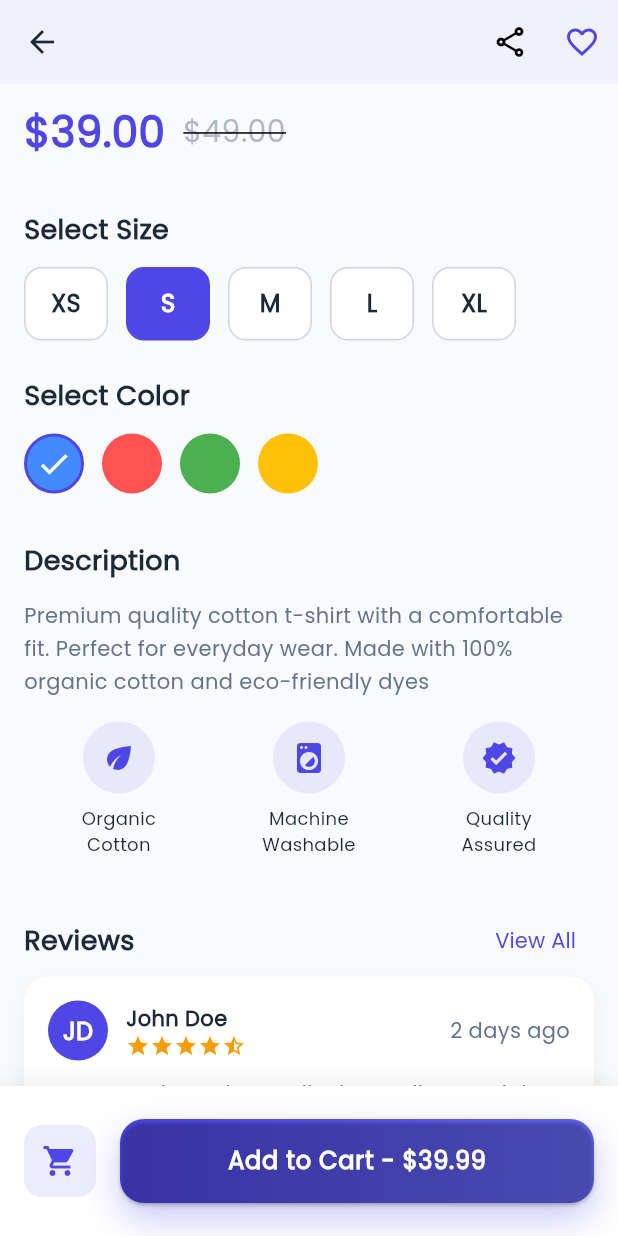
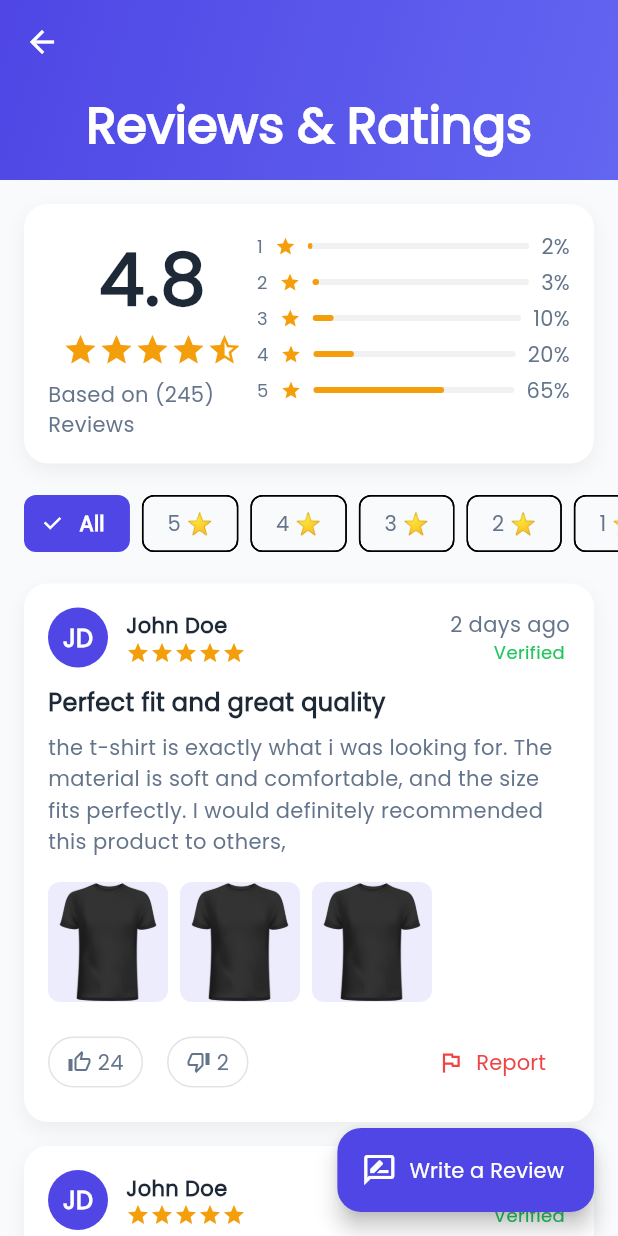
Before and after one commit to Ahmed02032006/Flutter-Ecommerce-App, a Flutter app: the ProductDetailsScreen screen opened directly, scrolled down 576 dp, after a tap on "View All", on a phone screen of 412 x 824 dp. Run offline on Flutter 3.47's test engine with Material 3 defaults, Android fonts, the phone set to English and light mode, and no system bars.

Commit message:
Ratings and Review Screen - 04/04/2025

```diff
--- a/flutter_application_1/analysis_options.yaml
+++ b/flutter_application_1/analysis_options.yaml
@@ -7,6 +7,9 @@
 
 # The following line activates a set of recommended lints for Flutter apps,
 # packages, and plugins designed to encourage good coding practices.
+analyzer:
+  errors:
+    deprecated_member_use: ignore
 include: package:flutter_lints/flutter.yaml
 
 linter:
--- a/flutter_application_1/lib/screens/categories_screen.dart
+++ b/flutter_application_1/lib/screens/categories_screen.dart
@@ -9,7 +9,7 @@ class CategoriesScreen extends StatefulWidget {
 }
 
 class _CategoriesScreenState extends State<CategoriesScreen> {
-  final subcategories = [
+  final List<Map<String, dynamic>> subcategories = [
     {'icon': Icons.checkroom_outlined, 'name': 'Clothing'},
     {'icon': Icons.watch_outlined, 'name': 'Accessories'},
     {'icon': Icons.shopping_bag_outlined, 'name': 'Bags'},
@@ -53,9 +53,12 @@ class _CategoriesScreenState extends State<CategoriesScreen> {
             child: Column(
               children: [
                 const SizedBox(height: 20),
-                GridView.builder(
+                SizedBox(
+                  height: 250,
+                  child: GridView.builder(
                     padding: const EdgeInsets.symmetric(horizontal: 16),
-                  gridDelegate: const SliverGridDelegateWithFixedCrossAxisCount(
+                    gridDelegate:
+                        const SliverGridDelegateWithFixedCrossAxisCount(
                       crossAxisCount: 3,
                       childAspectRatio: 1,
                       mainAxisSpacing: 16,
@@ -85,13 +88,15 @@ class _CategoriesScreenState extends State<CategoriesScreen> {
                                 shape: BoxShape.circle,
                               ),
                               child: Icon(
-                              subcategories[index]['icon'] as IconData,
+                                subcategories[index]['icon']
+                                    as IconData?, // Safe casting
                                 color: AppTheme.primaryColor,
                               ),
                             ),
                             const SizedBox(height: 8),
                             Text(
-                            subcategories[index]['icon'] as String,
+                              subcategories[index]['name'] as String? ??
+                                  'Unknown', // Handle nulls safely
                               style: const TextStyle(
                                 fontSize: 14,
                                 fontWeight: FontWeight.w500,
@@ -101,6 +106,7 @@ class _CategoriesScreenState extends State<CategoriesScreen> {
                         ),
                       );
                     },
+                  ),
                 ),
                 Column(
                   crossAxisAlignment: CrossAxisAlignment.start,
@@ -214,6 +220,7 @@ class _CategoriesScreenState extends State<CategoriesScreen> {
                         );
                       },
                     ),
+                    const SizedBox(height: 20),
                   ],
                 ),
               ],
--- a/flutter_application_1/lib/screens/product_details_screen.dart
+++ b/flutter_application_1/lib/screens/product_details_screen.dart
@@ -1,4 +1,5 @@
 import 'package:flutter/material.dart';
+import 'package:flutter_application_1/screens/ratings_reviews_screen.dart';
 import 'package:flutter_application_1/theme/theme.dart';
 import 'package:flutter_application_1/widgets/gradient_button.dart';
 
@@ -417,7 +418,15 @@ class _ProductDetailsScreenState extends State<ProductDetailsScreen> {
                                 ),
                               ),
                               TextButton(
-                                onPressed: () {},
+                                onPressed: () {
+                                  Navigator.push(
+                                    context,
+                                    MaterialPageRoute(
+                                      builder: (context) =>
+                                          const RatingsReviewsScreen(),
+                                    ),
+                                  );
+                                },
                                 child: const Text("View All"),
                               ),
                             ],
--- /dev/null
+++ b/flutter_application_1/lib/screens/ratings_reviews_screen.dart
@@ -0,0 +1,406 @@
+
+import 'package:flutter/material.dart';
+import 'package:flutter_application_1/theme/theme.dart';
+
+class RatingsReviewsScreen extends StatefulWidget {
+  const RatingsReviewsScreen({super.key});
+
+  @override
+  State<RatingsReviewsScreen> createState() => _RatingsReviewsScreenState();
+}
+
+class _RatingsReviewsScreenState extends State<RatingsReviewsScreen> {
+  String _selectedFilter = "All";
+  final filters = ["All", "5 ⭐", "4 ⭐", "3 ⭐", "2 ⭐", "1 ⭐", "With Photos"];
+
+  Widget _buildRatingBar(int rating) {
+    final percentage = {5: 0.65, 4: 0.20, 3: 0.10, 2: 0.03, 1: 0.02}[rating]!;
+
+    return Padding(
+      padding: const EdgeInsets.symmetric(vertical: 2),
+      child: Row(
+        children: [
+          Text(
+            rating.toString(),
+            style: const TextStyle(
+              fontSize: 12,
+              color: AppTheme.textSecondary,
+            ),
+          ),
+          const SizedBox(width: 8),
+          const Icon(
+            Icons.star,
+            color: AppTheme.warning,
+            size: 14,
+          ),
+          const SizedBox(width: 8),
+          Expanded(
+            child: Stack(
+              children: [
+                Container(
+                  height: 4,
+                  decoration: BoxDecoration(
+                    color: AppTheme.textSecondary.withOpacity(0.1),
+                    borderRadius: BorderRadius.circular(2),
+                  ),
+                ),
+                FractionallySizedBox(
+                  widthFactor: percentage,
+                  child: Container(
+                    height: 4,
+                    decoration: BoxDecoration(
+                      color: AppTheme.warning,
+                      borderRadius: BorderRadius.circular(2),
+                    ),
+                  ),
+                ),
+              ],
+            ),
+          ),
+          const SizedBox(width: 8),
+          Text(
+            '${(percentage * 100).toInt()}%',
+          ),
+        ],
+      ),
+    );
+  }
+
+  Widget _buildReactionButton(IconData icon, String count) {
+    return InkWell(
+      onTap: () {},
+      borderRadius: BorderRadius.circular(20),
+      child: Container(
+        padding: const EdgeInsets.symmetric(horizontal: 12, vertical: 6),
+        decoration: BoxDecoration(
+          border: Border.all(
+            color: AppTheme.textSecondary.withOpacity(0.2),
+          ),
+          borderRadius: BorderRadius.circular(20),
+        ),
+        child: Row(
+          children: [
+            Icon(
+              icon,
+              size: 16,
+              color: AppTheme.textSecondary,
+            ),
+            const SizedBox(width: 4),
+            Text(
+              count,
+              style: const TextStyle(
+                color: AppTheme.textSecondary,
+              ),
+            ),
+          ],
+        ),
+      ),
+    );
+  }
+
+  @override
+  Widget build(BuildContext context) {
+    return Scaffold(
+      backgroundColor: AppTheme.backgroundColor,
+      body: CustomScrollView(
+        slivers: [
+          SliverAppBar(
+            pinned: true,
+            expandedHeight: 120,
+            backgroundColor: Colors.transparent,
+            foregroundColor: Colors.white,
+            flexibleSpace: Container(
+              decoration: const BoxDecoration(
+                gradient: LinearGradient(
+                  colors: AppTheme.primaryGradient,
+                  begin: Alignment.topLeft,
+                  end: Alignment.bottomRight,
+                ),
+              ),
+              child: const FlexibleSpaceBar(
+                centerTitle: true,
+                title: Text(
+                  "Reviews & Ratings",
+                  style: TextStyle(
+                    color: Colors.white,
+                    fontWeight: FontWeight.bold,
+                  ),
+                ),
+              ),
+            ),
+          ),
+          SliverToBoxAdapter(
+            child: Column(
+              children: [
+                Container(
+                  margin: const EdgeInsets.all(16),
+                  padding: const EdgeInsets.all(16),
+                  decoration: BoxDecoration(
+                    color: Colors.white,
+                    borderRadius: BorderRadius.circular(16),
+                    boxShadow: [
+                      BoxShadow(
+                        color: Colors.black.withOpacity(0.05),
+                        blurRadius: 10,
+                        offset: const Offset(0, 5),
+                      ),
+                    ],
+                  ),
+                  child: Column(
+                    // mainAxisAlignment: MainAxisAlignment.start,
+                    children: [
+                      Row(
+                        // mainAxisAlignment: MainAxisAlignment.start,
+                        crossAxisAlignment: CrossAxisAlignment.start,
+                        children: [
+                          Expanded(
+                            flex: 2,
+                            child: Column(
+                              children: [
+                                const Text(
+                                  '4.8',
+                                  style: TextStyle(
+                                    color: AppTheme.textPrimary,
+                                    fontSize: 48,
+                                    fontWeight: FontWeight.bold,
+                                  ),
+                                ),
+                                Row(
+                                  mainAxisAlignment: MainAxisAlignment.center,
+                                  children: List.generate(
+                                    5,
+                                    (index) {
+                                      return Icon(
+                                        index < 4
+                                            ? Icons.star
+                                            : Icons.star_half,
+                                        color: AppTheme.warning,
+                                        size: 24,
+                                      );
+                                    },
+                                  ),
+                                ),
+                                const SizedBox(height: 8),
+                                const Text(
+                                  "Based on (245) Reviews",
+                                  style: TextStyle(
+                                    color: AppTheme.textSecondary,
+                                  ),
+                                ),
+                              ],
+                            ),
+                          ),
+                          Expanded(
+                            flex: 3,
+                            child: Column(
+                              children: List.generate(
+                                5,
+                                (index) => _buildRatingBar(5 - index),
+                              ).reversed.toList(),
+                            ),
+                          ),
+                        ],
+                      ),
+                    ],
+                  ),
+                ),
+                SingleChildScrollView(
+                  scrollDirection: Axis.horizontal,
+                  padding: const EdgeInsets.symmetric(horizontal: 16),
+                  child: Row(
+                    children: filters.map((filter) {
+                      final isSelected = _selectedFilter == filter;
+                      return Padding(
+                        padding: const EdgeInsets.only(right: 8),
+                        child: FilterChip(
+                          selected: isSelected,
+                          label: Text(
+                            filter,
+                            style: TextStyle(
+                              color: isSelected
+                                  ? Colors.white
+                                  : AppTheme.textSecondary,
+                              fontWeight: isSelected
+                                  ? FontWeight.bold
+                                  : FontWeight.normal,
+                            ),
+                          ),
+                          onSelected: (selected) {
+                            setState(() {
+                              _selectedFilter = filter;
+                            });
+                          },
+                          selectedColor: AppTheme.primaryColor,
+                          checkmarkColor: Colors.white,
+                        ),
+                      );
+                    }).toList(),
+                  ),
+                ),
+              ],
+            ),
+          ),
+          SliverPadding(
+            padding: const EdgeInsets.all(16),
+            sliver: SliverList(
+              delegate: SliverChildBuilderDelegate(
+                childCount: 5,
+                (context, index) {
+                  return Container(
+                    margin: const EdgeInsets.only(bottom: 16),
+                    padding: const EdgeInsets.all(16),
+                    decoration: BoxDecoration(
+                      color: Colors.white,
+                      borderRadius: BorderRadius.circular(16),
+                      boxShadow: [
+                        BoxShadow(
+                          color: Colors.black.withOpacity(0.05),
+                          blurRadius: 10,
+                          offset: const Offset(0, 5),
+                        ),
+                      ],
+                    ),
+                    child: Column(
+                      crossAxisAlignment: CrossAxisAlignment.start,
+                      children: [
+                        Row(
+                          children: [
+                            const CircleAvatar(
+                              radius: 20,
+                              backgroundColor: AppTheme.primaryColor,
+                              child: Text(
+                                "JD",
+                                style: TextStyle(
+                                  color: Colors.white,
+                                  fontWeight: FontWeight.bold,
+                                ),
+                              ),
+                            ),
+                            const SizedBox(width: 12),
+                            Expanded(
+                              child: Column(
+                                crossAxisAlignment: CrossAxisAlignment.start,
+                                children: [
+                                  const Text(
+                                    "John Doe",
+                                    style: TextStyle(
+                                      color: AppTheme.textPrimary,
+                                      fontWeight: FontWeight.bold,
+                                    ),
+                                  ),
+                                  Row(
+                                    children: List.generate(5, (index) {
+                                      return const Icon(
+                                        Icons.star,
+                                        size: 16,
+                                        color: AppTheme.warning,
+                                      );
+                                    }),
+                                  ),
+                                ],
+                              ),
+                            ),
+                            const Column(
+                              crossAxisAlignment: CrossAxisAlignment.end,
+                              children: [
+                                Text(
+                                  "2 days ago",
+                                  style: TextStyle(
+                                    color: AppTheme.textSecondary,
+                                  ),
+                                ),
+                                Text(
+                                  "Verified ",
+                                  style: TextStyle(
+                                    color: AppTheme.success,
+                                    fontSize: 12,
+                                  ),
+                                ),
+                              ],
+                            ),
+                          ],
+                        ),
+                        const SizedBox(height: 12),
+                        const Text(
+                          "Perfect fit and great quality",
+                          style: TextStyle(
+                            color: AppTheme.textPrimary,
+                            fontWeight: FontWeight.bold,
+                            fontSize: 16,
+                          ),
+                        ),
+                        const SizedBox(height: 8),
+                        const Text(
+                          "the t-shirt is exactly what i was looking for. The material is soft and comfortable, and the size fits perfectly. I would definitely recommended this product to others,",
+                          style: TextStyle(
+                            color: AppTheme.textSecondary,
+                            height: 1.5,
+                          ),
+                        ),
+                        const SizedBox(height: 16),
+                        SizedBox(
+                          height: 80,
+                          child: ListView.builder(
+                            scrollDirection: Axis.horizontal,
+                            itemCount: 3,
+                            itemBuilder: (context, index) {
+                              return Container(
+                                width: 80,
+                                margin: const EdgeInsets.only(right: 8),
+                                decoration: BoxDecoration(
+                                  color: AppTheme.primaryColor.withOpacity(0.1),
+                                  borderRadius: BorderRadius.circular(8),
+                                ),
+                                child: Center(
+                                  child: Image.asset(
+                                    "assets/images/black t-shirt.png",
+                                  ),
+                                ),
+                              );
+                            },
+                          ),
+                        ),
+                        const SizedBox(height: 16),
+                        Row(
+                          children: [
+                            _buildReactionButton(
+                              Icons.thumb_up_alt_outlined,
+                              "24",
+                            ),
+                            const SizedBox(width: 16),
+                            _buildReactionButton(
+                              Icons.thumb_down_alt_outlined,
+                              "2",
+                            ),
+                            const Spacer(),
+                            TextButton.icon(
+                              onPressed: () {},
+                              icon: const Icon(
+                                Icons.flag_outlined,
+                                color: AppTheme.error,
+                              ),
+                              label: const Text("Report"),
+                              style: TextButton.styleFrom(
+                                foregroundColor: AppTheme.error,
+                              ),
+                            ),
+                          ],
+                        ),
+                      ],
+                    ),
+                  );
+                },
+              ),
+            ),
+          ),
+        ],
+      ),
+      floatingActionButton: FloatingActionButton.extended(
+        onPressed: () {},
+        label: const Text("Write a Review"),
+        icon: const Icon(Icons.rate_review_outlined),
+        backgroundColor: AppTheme.primaryColor,
+      ),
+    );
+  }
+}
```
Also changed, not shown: flutter_application_1/pubspec.lock, 125 other files. Lines whose indentation alone changed are shown as unchanged.
